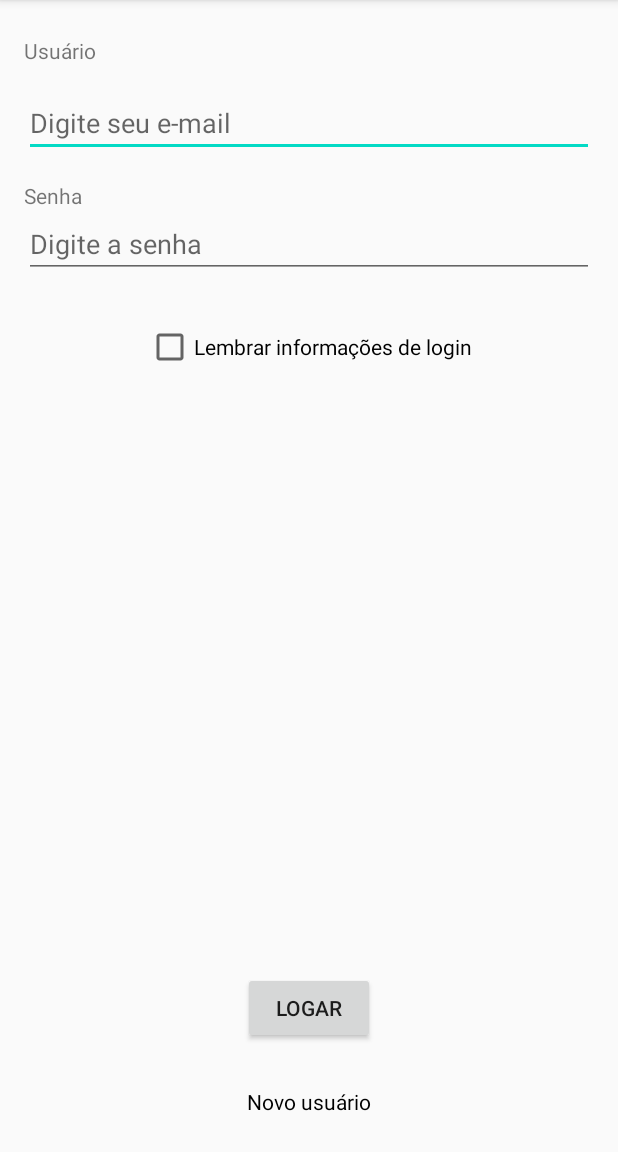
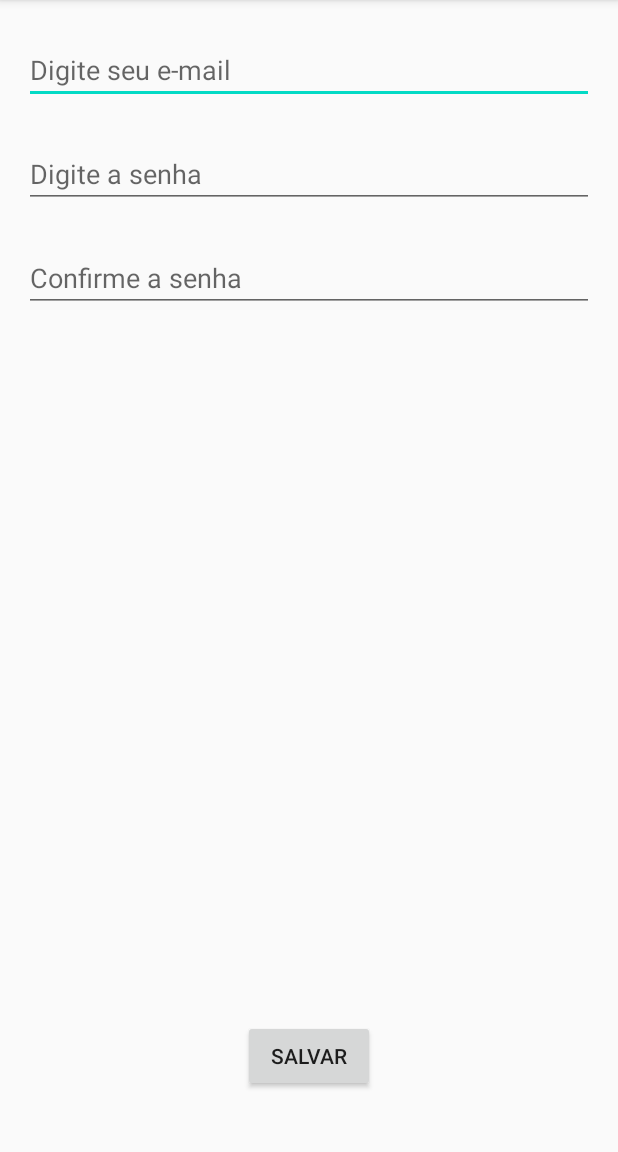
Before and after one commit to joseguilhermepax/LoginLocal-V2, an Android app: the screen it shows after launch (MainActivity before the commit, NovoUsuarioActivity after it), after a tap on "Novo usuário", on a phone screen of 412 x 824 dp, the part 84-1236 px from its top. Run offline under Robolectric (Android 15) with nearby library versions, the phone set to English and light mode, and no system bars.

Commit message:
Multi-usuário

```diff
--- a/app/src/main/AndroidManifest.xml
+++ b/app/src/main/AndroidManifest.xml
@@ -9,7 +9,8 @@
         android:roundIcon="@mipmap/ic_launcher_round"
         android:supportsRtl="true"
         android:theme="@style/AppTheme">
-        <activity android:name=".BemVindoActivity"></activity>
+        <activity android:name=".NovoUsuarioActivity"></activity>
+        <activity android:name=".BemVindoActivity" />
         <activity android:name=".MainActivity">
             <intent-filter>
                 <action android:name="android.intent.action.MAIN" />
--- a/app/src/main/java/br/edu/dmos5/loginlocal/MainActivity.java
+++ b/app/src/main/java/br/edu/dmos5/loginlocal/MainActivity.java
@@ -118,6 +118,12 @@ public class MainActivity extends AppCompatActivity  implements View.OnClickList
 
             return;
         }
+        if(view == novoUsuarioTextView){
+
+            Intent in = new Intent(this, NovoUsuarioActivity.class);
+            startActivity(in);
+            return;
+        }
     }
 
     private void abrirBoasVindas(){
--- /dev/null
+++ b/app/src/main/java/br/edu/dmos5/loginlocal/NovoUsuarioActivity.java
@@ -0,0 +1,113 @@
+package br.edu.dmos5.loginlocal;
+
+import androidx.appcompat.app.AppCompatActivity;
+
+import android.content.SharedPreferences;
+import android.os.Bundle;
+import android.util.Log;
+import android.view.View;
+import android.widget.Button;
+import android.widget.EditText;
+import android.widget.Toast;
+
+import org.json.JSONArray;
+import org.json.JSONException;
+import org.json.JSONObject;
+
+import java.util.ArrayList;
+import java.util.List;
+
+public class NovoUsuarioActivity extends AppCompatActivity implements View.OnClickListener {
+
+    private EditText novoUsuarioEditText;
+    private EditText novaSenhaEditText;
+    private EditText confirmaSenhaEditText;
+    private Button salvarButton;
+    private User mUser;
+    private List<User> userList = null;
+    private SharedPreferences mSharedPreferences;
+    private SharedPreferences.Editor mEditor;
+
+    @Override
+    protected void onCreate(Bundle savedInstanceState) {
+        super.onCreate(savedInstanceState);
+        setContentView(R.layout.activity_novo_usuario);
+        novoUsuarioEditText = findViewById(R.id.edittext_novo_usuario);
+        novaSenhaEditText = findViewById(R.id.edittext_nova_senha);
+        confirmaSenhaEditText = findViewById(R.id.edittext_confirme_senha);
+        salvarButton = findViewById(R.id.button_salvar);
+        salvarButton.setOnClickListener(this);
+        mSharedPreferences = this.getSharedPreferences(getString(R.string.file_usuario), MODE_PRIVATE);
+        mEditor = mSharedPreferences.edit();
+        recuperaUsuarios();
+    }
+
+    @Override
+    public void onClick(View view) {
+
+        if(view == salvarButton){
+            String usuario;
+            String senha;
+            String confirma;
+            usuario = novoUsuarioEditText.getText().toString();
+            senha = novaSenhaEditText.getText().toString();
+            confirma = confirmaSenhaEditText.getText().toString();
+            if(!senha.equals(confirma)){
+                Toast.makeText(this, getString(R.string.erro_confirma_senha), Toast.LENGTH_SHORT).show();
+                novaSenhaEditText.setText("");
+                confirmaSenhaEditText.setText("");
+                return;
+            }
+
+            mUser = new User(usuario, senha);
+            adicionarBD();
+            finish();
+        }
+    }
+
+    private void recuperaUsuarios(){
+        String users = mSharedPreferences.getString(getString(R.string.key_usuarios_db), "");
+        JSONObject jsonObject = new JSONObject();
+        JSONArray jsonArray;
+        userList = new ArrayList<>();
+
+        try{
+            jsonArray = new JSONArray(users);
+            for(int i=0; i<jsonArray.length(); i++){
+                jsonObject = jsonArray.getJSONObject(i);
+                mUser = new User(jsonObject.getString("username"), jsonObject.getString("password"));
+                userList.add(mUser);
+            }
+        } catch (JSONException ex){
+            userList = null;
+        }
+        if (userList != null) {
+            for (User u : userList) {
+                Log.i(getString(R.string.tag), u.toString());
+            }
+        }
+    }
+
+    private void adicionarBD(){
+
+        JSONObject jsonObject;
+        JSONArray jsonArray = new JSONArray();
+        if(userList == null){
+            userList = new ArrayList<>(1);
+        }
+        userList.add(mUser);
+        for(User u : userList){
+            jsonObject = new JSONObject();
+            try {
+                jsonObject.put("username", u.getUsername());
+                jsonObject.put("password", u.getPassword());
+                jsonArray.put(jsonObject);
+            }catch (JSONException e){
+                Log.e(getString(R.string.tag), getString(R.string.erro_recupera_lista));
+            }
+        }
+        String users = jsonArray.toString();
+        mEditor.putString(getString(R.string.key_usuarios_db), users);
+        mEditor.commit();
+    }
+}
--- /dev/null
+++ b/app/src/main/res/layout/activity_novo_usuario.xml
@@ -0,0 +1,52 @@
+<?xml version="1.0" encoding="utf-8"?>
+<androidx.constraintlayout.widget.ConstraintLayout xmlns:android="http://schemas.android.com/apk/res/android"
+    xmlns:app="http://schemas.android.com/apk/res-auto"
+    xmlns:tools="http://schemas.android.com/tools"
+    android:layout_width="match_parent"
+    android:layout_height="match_parent"
+    tools:context=".NovoUsuarioActivity">
+
+    <EditText
+        android:id="@+id/edittext_novo_usuario"
+        android:layout_width="match_parent"
+        android:layout_height="wrap_content"
+        android:layout_marginStart="16dp"
+        android:layout_marginTop="24dp"
+        android:layout_marginEnd="16dp"
+        android:hint="@string/hint_usuario"
+        android:inputType="textEmailAddress"
+        app:layout_constraintTop_toTopOf="parent" />
+
+    <EditText
+        android:id="@+id/edittext_nova_senha"
+        android:layout_width="match_parent"
+        android:layout_height="wrap_content"
+        android:layout_marginStart="16dp"
+        android:layout_marginTop="24dp"
+        android:layout_marginEnd="16dp"
+        android:hint="@string/hint_senha"
+        android:inputType="textPassword"
+        app:layout_constraintTop_toBottomOf="@id/edittext_novo_usuario" />
+
+    <EditText
+        android:id="@+id/edittext_confirme_senha"
+        android:layout_width="match_parent"
+        android:layout_height="wrap_content"
+        android:layout_marginStart="16dp"
+        android:layout_marginTop="24dp"
+        android:layout_marginEnd="16dp"
+        android:hint="@string/confirme_senha"
+        android:inputType="textPassword"
+        app:layout_constraintTop_toBottomOf="@id/edittext_nova_senha" />
+
+    <Button
+        android:id="@+id/button_salvar"
+        android:layout_width="wrap_content"
+        android:layout_height="wrap_content"
+        android:layout_marginBottom="40dp"
+        android:text="@string/salvar"
+        app:layout_constraintBottom_toBottomOf="parent"
+        app:layout_constraintEnd_toEndOf="parent"
+        app:layout_constraintStart_toStartOf="parent" />
+
+</androidx.constraintlayout.widget.ConstraintLayout>
--- a/app/src/main/res/values/strings.xml
+++ b/app/src/main/res/values/strings.xml
@@ -20,4 +20,9 @@
     <string name="erro_login_msg">Erro no login</string>
     <string name="erro_entrada_msg">Informe usuário e senha.</string>
     <string name="lembrar_login">Lembrar informações de login</string>
+    <string name="file_usuario">loginlocal.usuarios</string>
+    <string name="confirme_senha">Confirme a senha</string>
+    <string name="salvar">Salvar</string>
+    <string name="erro_confirma_senha">Senha e confirmação não conferem.</string>
+    <string name="erro_recupera_lista">Erro ao recuperar lista de usuários cadastrados.</string>
 </resources>
```
Also changed, not shown: app/src/main/java/br/edu/dmos5/loginlocal/BemVindoActivity.java (+52 -5 lines), app/src/main/java/br/edu/dmos5/loginlocal/User.java (added, +36 -0 lines).
